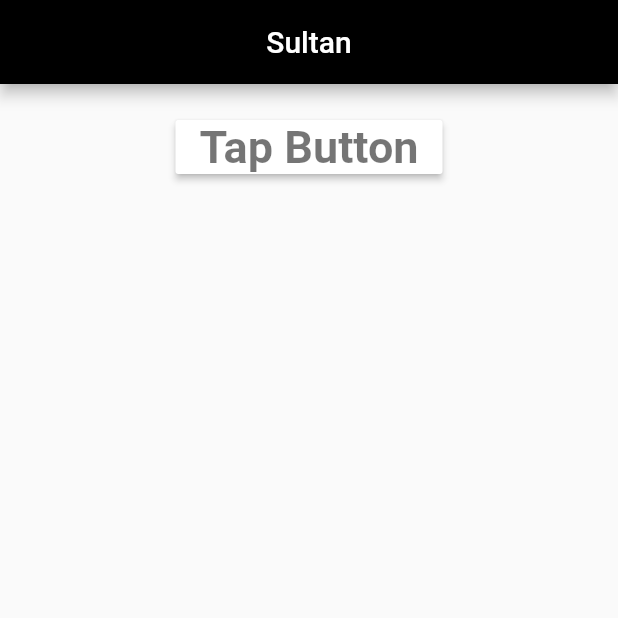
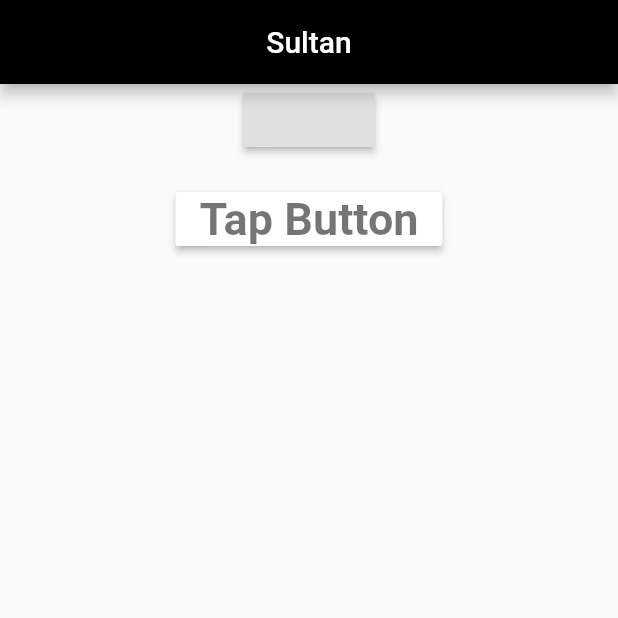
Before and after one commit to ttcapp/sultan, a Flutter app: the screen it shows after launch, on a phone screen of 412 x 824 dp, the top half of it. Run offline on Flutter 3.47's test engine with Material 2 defaults, Android fonts, the phone set to English and light mode, and no system bars.

Commit message:
11 Oct,row,cotainer,container decoretion

```diff
--- a/lib/main.dart
+++ b/lib/main.dart
@@ -1,4 +1,5 @@
 import 'package:flutter/material.dart';
+import 'package:sultan/second_page.dart';
 
 void main() {
   runApp(AmarApp());
@@ -41,6 +42,9 @@ class _MyHomePageState extends State<MyHomePage> {
           child: Center(
             child: Column(
                 children: [
+                  RaisedButton(onPressed: (){
+                  Navigator.push(context, MaterialPageRoute(builder: (context)=>SecondPage()));
+                  }),
                   Padding(
                   padding: const EdgeInsets.all(18.0),
                   child: RaisedButton(
@@ -104,6 +108,34 @@ class _MyHomePageState extends State<MyHomePage> {
                       child: Image.network(ima1Src,fit: BoxFit.cover,)
                   ),
                 ),
+                Padding(
+                  padding: const EdgeInsets.all(8.0),
+                  child: Container(
+                      decoration: BoxDecoration(
+                          border: Border.all(
+                              color: Colors.deepPurpleAccent,
+                              width: 5
+                          )
+                      ),
+                      height: imgHeight,
+                      width: imgWidth,
+                      child: Image.network(ima1Src,fit: BoxFit.cover,)
+                  ),
+                ),
+                Padding(
+                  padding: const EdgeInsets.all(8.0),
+                  child: Container(
+                      decoration: BoxDecoration(
+                          border: Border.all(
+                              color: Colors.deepPurpleAccent,
+                              width: 5
+                          )
+                      ),
+                      height: imgHeight,
+                      width: imgWidth,
+                      child: Image.network(ima1Src,fit: BoxFit.cover,)
+                  ),
+                ),
               ],
             ),
           )
```
Also changed, not shown: lib/second_page.dart (added, +19 -0 lines). Lines whose indentation alone changed are shown as unchanged.
